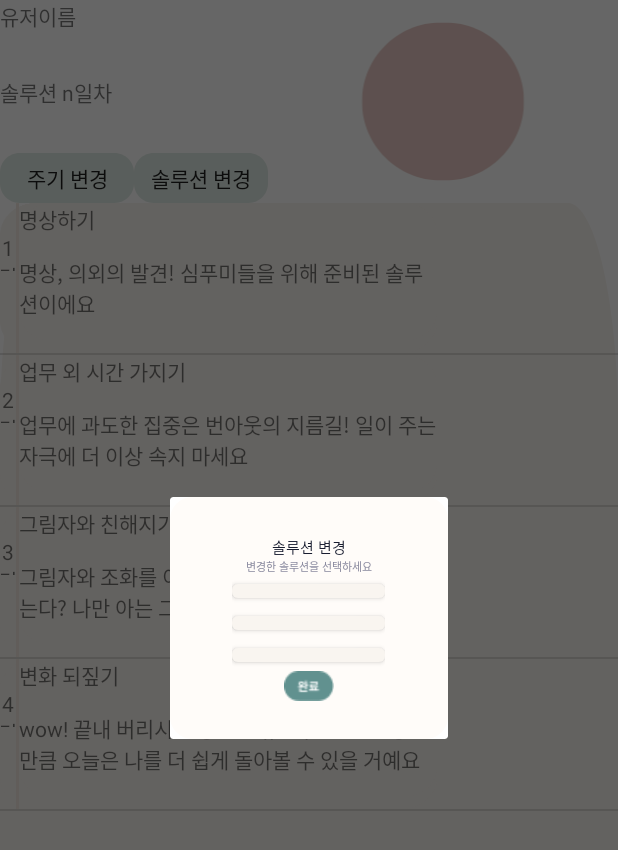
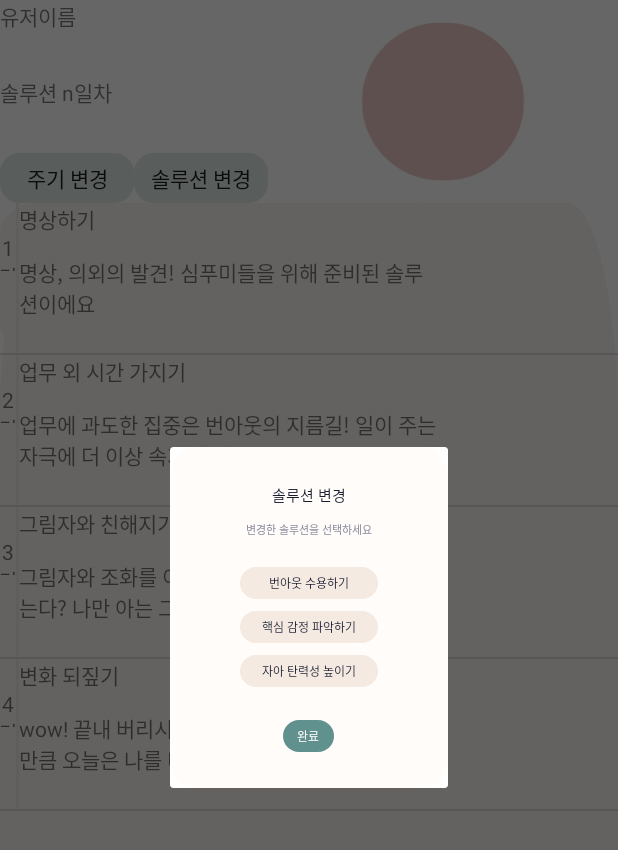
Before and after one commit to ChaeheeKang-GitHub/WUDC, an Android app: the fragment FragSolDialogFragment placed in its activity, on a phone screen of 412 x 824 dp. Shown: the top 850 px of the screen. Run offline under Robolectric (Android 15) with nearby library versions, the phone set to English and light mode, and no system bars.

Commit message:
7차
기록 솔루션 버튼 기능 수정

```diff
--- a/app/src/main/java/com/example/wudc/FragSolDialogFragment.java
+++ b/app/src/main/java/com/example/wudc/FragSolDialogFragment.java
@@ -1,10 +1,12 @@
 package com.example.wudc;
 
+import android.graphics.Color;
 import android.os.Bundle;
 import android.view.LayoutInflater;
 import android.view.View;
 import android.view.ViewGroup;
 import android.widget.ImageButton;
+import android.widget.TextView;
 
 import androidx.annotation.Nullable;
 import androidx.fragment.app.DialogFragment;
@@ -18,14 +20,50 @@ public class FragSolDialogFragment extends DialogFragment implements View.OnClic
         return fragsoldial;
     }
 
+    TextView choice[] = new TextView[3];
+    Integer choId[] = { R.id.btn_ac, R.id.btn_se, R.id.btn_up };
+    Integer max = 0;
+    Integer selected = 0;
+
     @Nullable
     @Override
     public View onCreateView(LayoutInflater inflater, @Nullable ViewGroup container, @Nullable Bundle savedInstanceState) {
         View view = inflater.inflate(R.layout.sol_dialog, container);
-        ImageButton mConfrimBtn = (ImageButton) view.findViewById(R.id.btnSample);
+        TextView mConfrimBtn = (TextView) view.findViewById(R.id.btnSample);
 //        Button mConfrimBtn = (Button) view.findViewById(R.id.btnSample);
         mConfrimBtn.setOnClickListener(this);
         setCancelable(false);
+
+        for(int i = 0; i < choId.length; i++){
+            final int index;
+            index = i;
+            choice[index] = (TextView) view.findViewById(choId[index]);
+
+            choice[index].setOnClickListener(new View.OnClickListener() {
+                @Override
+                public void onClick(View view) {
+                    if(!choice[index].isSelected()){    //항목이 선택되어있지않으면
+                        if(max < 1){    //1개보다 적게 선택되어있으면
+                            max++;
+                            selected = index;
+                        } else if (max == 1) {
+                            choice[selected].setSelected(!choice[selected].isSelected());
+                            choice[selected].setTextColor(Color.parseColor("#191D30"));
+                            selected = index;
+                        }
+                        choice[index].setSelected(!choice[index].isSelected());
+                        choice[index].setTextColor(Color.parseColor("#FFFFFF"));
+
+                    } else {    //항목이 이미 선택되어있으면
+                        max--;
+                        choice[index].setSelected(!choice[index].isSelected());
+                        choice[index].setTextColor(Color.parseColor("#191D30"));
+                    }
+                }
+            });
+        }
+
+
         return view;
     }
 
--- a/app/src/main/res/layout/sol_dialog.xml
+++ b/app/src/main/res/layout/sol_dialog.xml
@@ -25,14 +25,16 @@
             android:layout_height="wrap_content"
             android:text="변경한 솔루션을 선택하세요"
             android:textColor="#88889D"
-            android:textSize="7sp" />
+            android:textSize="7sp"
+            android:layout_marginTop="10dp"/>
             <!--android:textAppearance="@style/some_id"/>-->
 
         <LinearLayout
             android:layout_width="wrap_content"
             android:layout_height="wrap_content"
-            android:orientation="vertical">
-
+            android:orientation="vertical"
+            android:layout_marginTop="19dp">
+<!--
             <Button
                 android:id="@+id/btn_ac"
                 android:layout_width="102dp"
@@ -50,14 +52,52 @@
                 android:layout_width="102dp"
                 android:layout_height="21dp"
                 android:text="자아 탄력성 높이기" />
+-->
+            <TextView
+            android:id="@+id/btn_ac"
+            android:layout_width="92dp"
+            android:layout_height="21dp"
+            android:text="번아웃 수용하기"
+            android:textSize="8dp"
+            android:textColor="@color/black"
+            android:background="@drawable/choicebox"
+            android:gravity="center"
+            />
 
+            <TextView
+                android:id="@+id/btn_se"
+                android:layout_width="92dp"
+                android:layout_height="21dp"
+                android:text="핵심 감정 파악하기"
+                android:textSize="8dp"
+                android:textColor="@color/black"
+                android:background="@drawable/choicebox"
+                android:gravity="center"
+                android:layout_marginTop="8dp"/>
+
+            <TextView
+                android:id="@+id/btn_up"
+                android:layout_width="92dp"
+                android:layout_height="21dp"
+                android:text="자아 탄력성 높이기"
+                android:textSize="8dp"
+                android:textColor="@color/black"
+                android:background="@drawable/choicebox"
+                android:gravity="center"
+                android:layout_marginTop="8dp"/>
         </LinearLayout>
 
-        <ImageButton
+        <TextView
             android:id="@+id/btnSample"
-            android:layout_width="33.39dp"
-            android:layout_height="19.84dp"
-            android:background="@drawable/group_481" />
+            android:layout_width="34dp"
+            android:layout_height="21dp"
+            android:text="완료"
+            android:textSize="8dp"
+            android:textColor="@color/white"
+            android:background="@drawable/button_green700"
+            android:gravity="center"
+            android:layout_gravity="center_horizontal"
+            android:layout_marginTop="22dp"/>
     </LinearLayout>
 
 </LinearLayout>
```
Also changed, not shown: app/src/main/res/layout/week_dialog.xml (+17 -15 lines).
